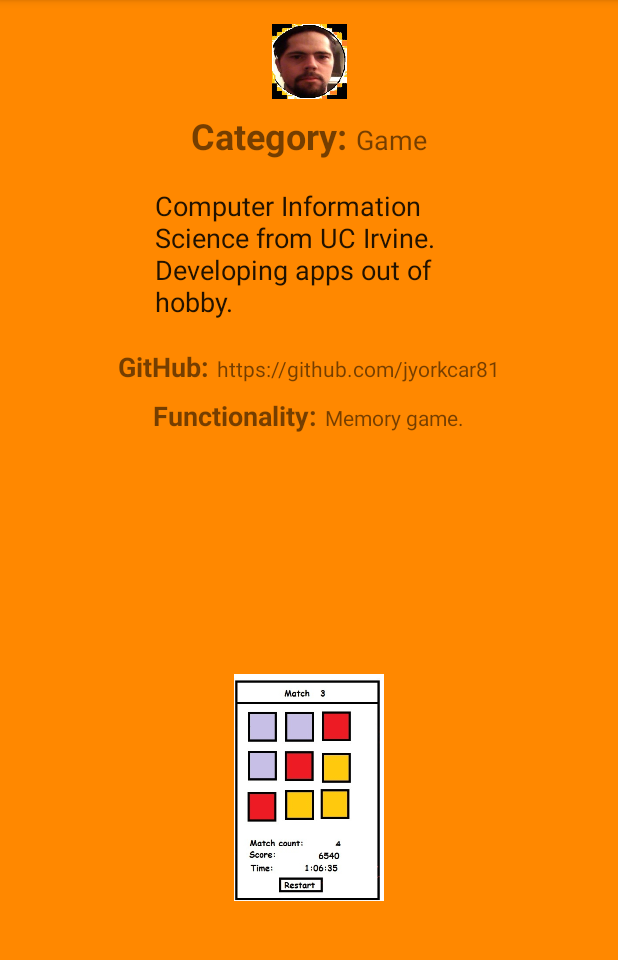
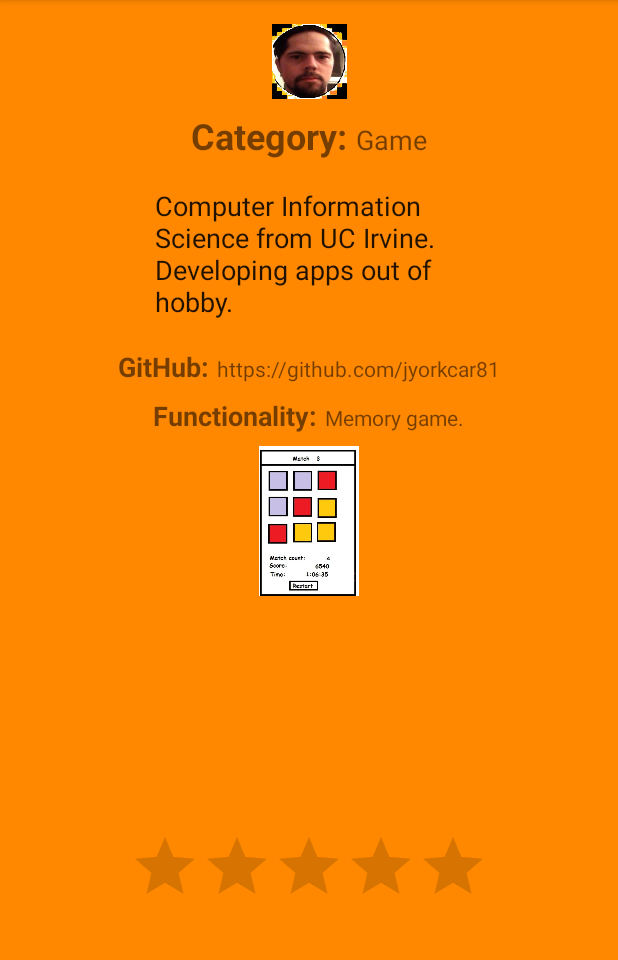
Before and after one commit to jyorkcar81/Portal_upgrade3, an Android app: the PersonalActivity screen opened directly, with no data from a screen before it, on a phone screen of 412 x 824 dp, the part 84-1044 px from its top. Run offline under Robolectric (Android 15) with nearby library versions, the phone set to English and light mode, and no system bars.

Commit message:
Upgrade 3

```diff
--- a/app/src/main/res/layout/activity_personal.xml
+++ b/app/src/main/res/layout/activity_personal.xml
@@ -157,17 +157,26 @@
     <ImageView
         android:id="@+id/imageView4"
         android:layout_width="100dp"
-        android:layout_height="175dp"
-        android:layout_marginBottom="16dp"
+        android:layout_height="100dp"
+        android:layout_marginEnd="8dp"
         android:layout_marginLeft="8dp"
         android:layout_marginRight="8dp"
-        app:layout_constraintBottom_toBottomOf="parent"
+        android:layout_marginStart="8dp"
+        android:layout_marginTop="8dp"
         app:layout_constraintLeft_toLeftOf="parent"
         app:layout_constraintRight_toRightOf="parent"
-        app:srcCompat="@drawable/screenshot1"
-        android:layout_marginStart="8dp"
-        android:layout_marginEnd="8dp"
+        app:layout_constraintTop_toBottomOf="@+id/linearLayout122"
+        app:srcCompat="@drawable/screenshot1" />
+
+    <RatingBar
+        android:id="@+id/ratingBar"
+        android:layout_width="wrap_content"
+        android:layout_height="wrap_content"
+        app:layout_constraintLeft_toLeftOf="parent"
+        app:layout_constraintRight_toRightOf="parent"
         android:layout_marginTop="8dp"
-        app:layout_constraintTop_toBottomOf="@+id/linearLayout122" />
+        app:layout_constraintTop_toBottomOf="@+id/imageView4"
+        app:layout_constraintBottom_toBottomOf="parent"
+        android:layout_marginBottom="8dp" />
 
 </android.support.constraint.ConstraintLayout>
```
Also changed, not shown: app/src/main/java/com/example/amd/portal/GatherMoreInfo.java (+45 -0 lines).
